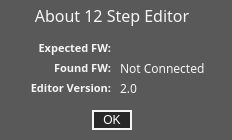
Above: QT/forms/aboutFormWin.ui from Muse-Kinetics/12-step-editor-qt6 before the change. Below: the same form after it.
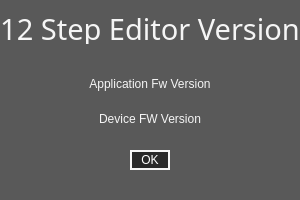
That is the form after the change.

Commit message: Windows fixes -Fix JSON file locations -Remove        QCoreApplication::processEvents(); -Scale 1.35, adjust UI layout for 1080p displays -Fix menubar height -Fix segfault related to midi aux dropdown access (created wrapper methods) -Update aboutFormWin.ui

```diff
--- a/QT/forms/aboutFormWin.ui
+++ b/QT/forms/aboutFormWin.ui
@@ -6,8 +6,8 @@
    <rect>
     <x>0</x>
     <y>0</y>
-    <width>232</width>
-    <height>140</height>
+    <width>300</width>
+    <height>200</height>
    </rect>
   </property>
   <property name="windowTitle">
@@ -46,73 +46,88 @@
 
 </string>
   </property>
-  <widget class="QLabel" name="label">
+  <widget class="QLabel" name="expected">
    <property name="geometry">
     <rect>
-     <x>30</x>
-     <y>40</y>
-     <width>81</width>
-     <height>16</height>
+     <x>0</x>
+     <y>73</y>
+     <width>300</width>
+     <height>21</height>
     </rect>
    </property>
-   <property name="font">
-    <font>
-     <family>Corbel</family>
-     <pointsize>8</pointsize>
-     <weight>75</weight>
-     <italic>false</italic>
-     <bold>true</bold>
-    </font>
+   <property name="focusPolicy">
+    <enum>Qt::NoFocus</enum>
    </property>
+   <property name="styleSheet">
+    <string notr="true">font: 12pt &quot;Futura PT&quot;;
+background-color: rgba(0, 0,0,0);</string>
+   </property>
+   <property name="text">
+    <string>Application Fw Version</string>
+   </property>
+   <property name="alignment">
+    <set>Qt::AlignCenter</set>
+   </property>
+  </widget>
+  <widget class="QLabel" name="found">
+   <property name="geometry">
+    <rect>
+     <x>0</x>
+     <y>104</y>
+     <width>300</width>
+     <height>30</height>
+    </rect>
+   </property>
    <property name="focusPolicy">
     <enum>Qt::NoFocus</enum>
    </property>
    <property name="styleSheet">
-    <string notr="true">font: bold 8pt &quot;Corbel&quot;;</string>
+    <string notr="true">font: 12pt &quot;Futura PT&quot;;
+background-color: rgba(0, 0,0,0);</string>
    </property>
    <property name="text">
-    <string>Expected FW:</string>
+    <string>Device FW Version</string>
    </property>
    <property name="alignment">
-    <set>Qt::AlignRight|Qt::AlignTrailing|Qt::AlignVCenter</set>
+    <set>Qt::AlignCenter</set>
    </property>
   </widget>
   <widget class="QLabel" name="label_2">
    <property name="geometry">
     <rect>
-     <x>50</x>
-     <y>60</y>
-     <width>61</width>
-     <height>16</height>
+     <x>0</x>
+     <y>13</y>
+     <width>300</width>
+     <height>31</height>
     </rect>
    </property>
    <property name="font">
     <font>
-     <family>Corbel</family>
-     <pointsize>8</pointsize>
-     <weight>75</weight>
+     <family>Futura PT</family>
+     <pointsize>22</pointsize>
      <italic>false</italic>
-     <bold>true</bold>
+     <bold>false</bold>
     </font>
    </property>
    <property name="focusPolicy">
     <enum>Qt::NoFocus</enum>
    </property>
    <property name="styleSheet">
-    <string notr="true">font: bold 8pt &quot;Corbel&quot;;</string>
+    <string notr="true">font:22pt &quot;Futura PT&quot;;
+background-color: rgba(0,0,0,0);</string>
    </property>
    <property name="text">
-    <string>Found FW:</string>
+    <string>12 Step Editor Version</string>
    </property>
    <property name="alignment">
-    <set>Qt::AlignRight|Qt::AlignTrailing|Qt::AlignVCenter</set>
+    <set>Qt::AlignCenter</set>
    </property>
   </widget>
   <widget class="QPushButton" name="ok">
    <property name="geometry">
     <rect>
-     <x>92</x>
-     <y>110</y>
+     <x>130</x>
+     <y>150</y>
      <width>40</width>
      <height>20</height>
     </rect>
@@ -130,162 +145,6 @@
     <string>OK</string>
    </property>
   </widget>
-  <widget class="QLabel" name="found">
-   <property name="geometry">
-    <rect>
-     <x>120</x>
-     <y>60</y>
-     <width>111</width>
-     <height>16</height>
-    </rect>
-   </property>
-   <property name="font">
-    <font>
-     <family>Corbel</family>
-     <pointsize>9</pointsize>
-     <weight>50</weight>
-     <italic>false</italic>
-     <bold>false</bold>
-    </font>
-   </property>
-   <property name="focusPolicy">
-    <enum>Qt::NoFocus</enum>
-   </property>
-   <property name="styleSheet">
-    <string notr="true">font: 9pt &quot;Corbel&quot;;</string>
-   </property>
-   <property name="text">
-    <string>Not Connected</string>
-   </property>
-   <property name="alignment">
-    <set>Qt::AlignLeading|Qt::AlignLeft|Qt::AlignVCenter</set>
-   </property>
-  </widget>
-  <widget class="QLabel" name="label_4">
-   <property name="geometry">
-    <rect>
-     <x>30</x>
-     <y>80</y>
-     <width>81</width>
-     <height>16</height>
-    </rect>
-   </property>
-   <property name="font">
-    <font>
-     <family>Corbel</family>
-     <pointsize>8</pointsize>
-     <weight>75</weight>
-     <italic>false</italic>
-     <bold>true</bold>
-    </font>
-   </property>
-   <property name="focusPolicy">
-    <enum>Qt::NoFocus</enum>
-   </property>
-   <property name="styleSheet">
-    <string notr="true">font: bold 8pt &quot;Corbel&quot;;</string>
-   </property>
-   <property name="text">
-    <string>Editor Version:</string>
-   </property>
-   <property name="alignment">
-    <set>Qt::AlignRight|Qt::AlignTrailing|Qt::AlignVCenter</set>
-   </property>
-  </widget>
-  <widget class="QLabel" name="label_3">
-   <property name="geometry">
-    <rect>
-     <x>0</x>
-     <y>0</y>
-     <width>224</width>
-     <height>31</height>
-    </rect>
-   </property>
-   <property name="font">
-    <font>
-     <family>Futura-Normal</family>
-     <pointsize>12</pointsize>
-     <weight>50</weight>
-     <italic>false</italic>
-     <bold>false</bold>
-    </font>
-   </property>
-   <property name="focusPolicy">
-    <enum>Qt::NoFocus</enum>
-   </property>
-   <property name="styleSheet">
-    <string notr="true">font:12pt &quot;Futura-Normal&quot;;
-</string>
-   </property>
-   <property name="text">
-    <string>About 12 Step Editor</string>
-   </property>
-   <property name="alignment">
-    <set>Qt::AlignCenter</set>
-   </property>
-  </widget>
-  <widget class="QLabel" name="editor_version">
-   <property name="geometry">
-    <rect>
-     <x>120</x>
-     <y>80</y>
-     <width>111</width>
-     <height>16</height>
-    </rect>
-   </property>
-   <property name="font">
-    <font>
-     <family>Corbel</family>
-     <pointsize>9</pointsize>
-     <weight>50</weight>
-     <italic>false</italic>
-     <bold>false</bold>
-    </font>
-   </property>
-   <property name="focusPolicy">
-    <enum>Qt::NoFocus</enum>
-   </property>
-   <property name="styleSheet">
-    <string notr="true">font: 9pt &quot;Corbel&quot;;</string>
-   </property>
-   <property name="text">
-    <string>2.0</string>
-   </property>
-   <property name="alignment">
-    <set>Qt::AlignLeading|Qt::AlignLeft|Qt::AlignVCenter</set>
-   </property>
-  </widget>
-  <widget class="QLabel" name="expected">
-   <property name="geometry">
-    <rect>
-     <x>120</x>
-     <y>40</y>
-     <width>111</width>
-     <height>16</height>
-    </rect>
-   </property>
-   <property name="font">
-    <font>
-     <family>Corbel</family>
-     <pointsize>9</pointsize>
-     <weight>50</weight>
-     <italic>false</italic>
-     <bold>false</bold>
-    </font>
-   </property>
-   <property name="focusPolicy">
-    <enum>Qt::NoFocus</enum>
-   </property>
-   <property name="styleSheet">
-    <string notr="true">font: 9pt &quot;Corbel&quot;;</string>
-   </property>
-   <property name="text">
-    <string/>
-   </property>
-   <property name="alignment">
-    <set>Qt::AlignLeading|Qt::AlignLeft|Qt::AlignVCenter</set>
-   </property>
-  </widget>
  </widget>
  <resources/>
  <connections/>
```
Left out of the diff: 2 changed lines with no effect on the pictures. The commit also changes 19 other files.
